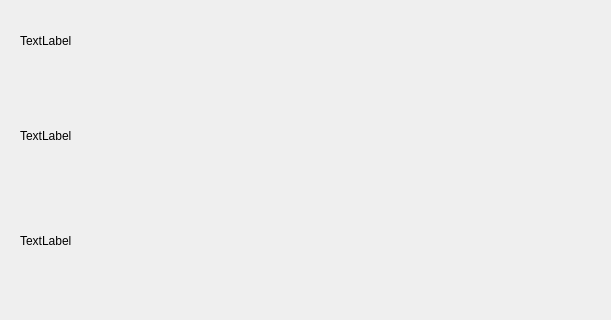
The window that Blackholehospital/patientinfo.ui (Pelix05/Blackholehospital) describes before a commit, drawn with Qt 5; both pictures show x 0 to 611 and y 0 to 320 of the 1024 by 542 pixel window.
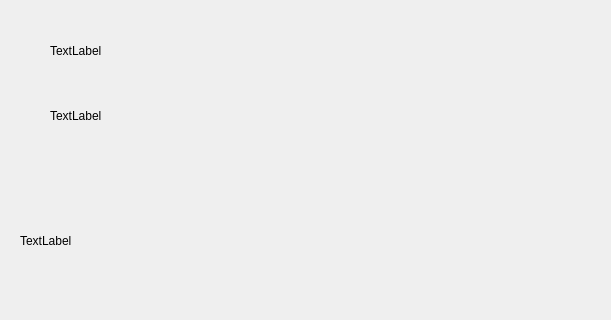
The same window after the commit.

What changed in the file:
```diff
--- a/Blackholehospital/patientinfo.ui
+++ b/Blackholehospital/patientinfo.ui
@@ -16,8 +16,8 @@
   <widget class="QLabel" name="labelname">
    <property name="geometry">
     <rect>
-     <x>20</x>
-     <y>20</y>
+     <x>50</x>
+     <y>30</y>
      <width>421</width>
      <height>41</height>
     </rect>
@@ -29,8 +29,8 @@
   <widget class="QLabel" name="labelgender">
    <property name="geometry">
     <rect>
-     <x>20</x>
-     <y>110</y>
+     <x>50</x>
+     <y>90</y>
      <width>231</width>
      <height>51</height>
     </rect>
```
